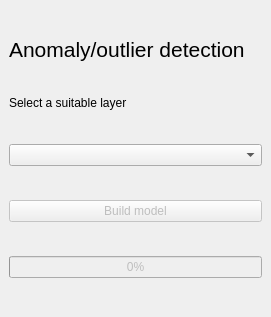
reinvantveer/namari, file namari_dockwidget_base.ui: the form before one commit.
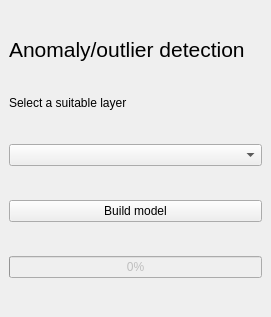
The form after the commit. Custom widgets are drawn as their Qt base class.

Commit message: enable push button and bind simple function

```diff
--- a/namari_dockwidget_base.ui
+++ b/namari_dockwidget_base.ui
@@ -48,7 +48,7 @@
     <item row="6" column="1">
      <widget class="QPushButton" name="pushButtonBuildModel">
       <property name="enabled">
-       <bool>false</bool>
+       <bool>true</bool>
       </property>
       <property name="text">
        <string>Build model</string>
```
The commit also changes 1 other file.
